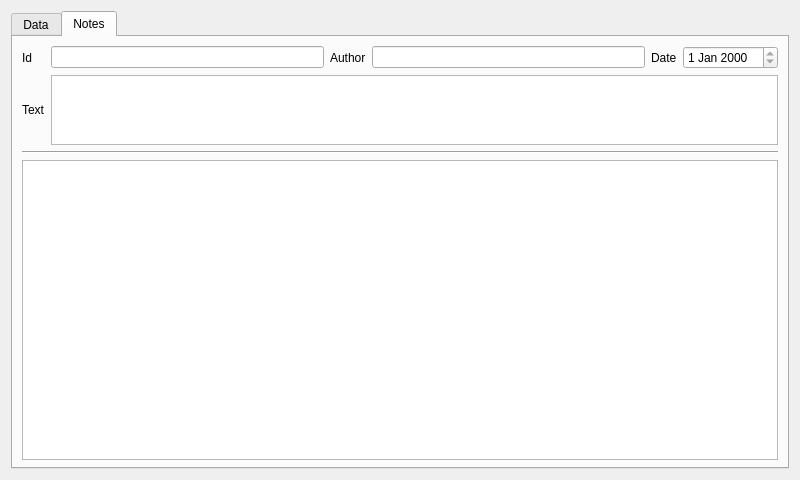
Qt form activitydialog.ui (warcomeb/labortool) before a commit.
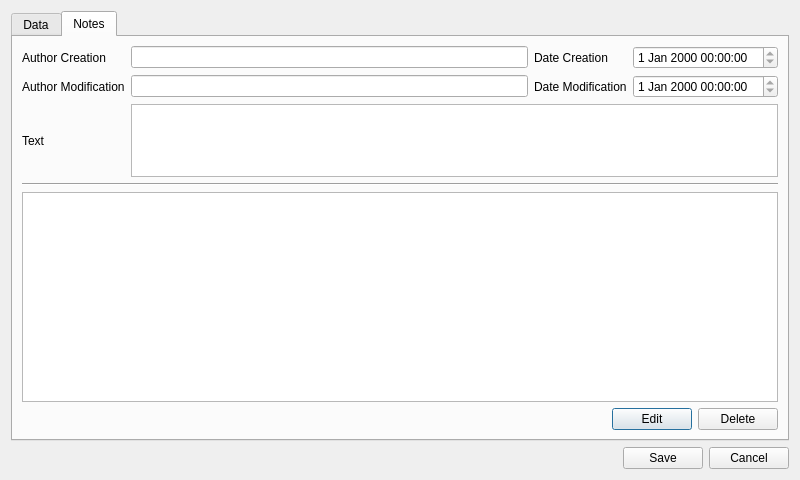
The same form after that commit.

Patch:
```diff
--- a/activitydialog.ui
+++ b/activitydialog.ui
@@ -149,36 +149,8 @@
          </property>
         </widget>
        </item>
-       <item row="4" column="1" colspan="9">
-        <layout class="QHBoxLayout" name="horizontalLayout_2">
-         <item>
-          <spacer name="horizontalSpacer">
-           <property name="orientation">
-            <enum>Qt::Horizontal</enum>
-           </property>
-           <property name="sizeHint" stdset="0">
-            <size>
-             <width>40</width>
-             <height>20</height>
-            </size>
-           </property>
-          </spacer>
-         </item>
-         <item>
-          <widget class="QPushButton" name="saveButton">
-           <property name="text">
-            <string>Save</string>
-           </property>
-          </widget>
-         </item>
-         <item>
-          <widget class="QPushButton" name="cancelButton">
-           <property name="text">
-            <string>Cancel</string>
-           </property>
-          </widget>
-         </item>
-        </layout>
+       <item row="3" column="3" colspan="7">
+        <widget class="QPlainTextEdit" name="descriptionText"/>
        </item>
       </layout>
      </widget>
@@ -189,31 +161,38 @@
       <layout class="QVBoxLayout" name="verticalLayout_2">
        <item>
         <layout class="QGridLayout" name="gridLayout">
+         <item row="1" column="1">
+          <widget class="QLineEdit" name="authorNoteModEdit">
+           <property name="readOnly">
+            <bool>true</bool>
+           </property>
+          </widget>
+         </item>
+         <item row="2" column="0">
+          <widget class="QLabel" name="textNoteLabel">
+           <property name="text">
+            <string>Text</string>
+           </property>
+          </widget>
+         </item>
+         <item row="1" column="0">
+          <widget class="QLabel" name="authorNoteModLabel">
+           <property name="text">
+            <string>Author Modification</string>
+           </property>
+          </widget>
+         </item>
          <item row="0" column="0">
           <widget class="QLabel" name="idNoteLabel">
            <property name="text">
-            <string>Id</string>
-           </property>
-          </widget>
-         </item>
-         <item row="1" column="1" colspan="5">
-          <widget class="QPlainTextEdit" name="textNoteEdit">
-           <property name="readOnly">
-            <bool>true</bool>
+            <string>Author Creation</string>
            </property>
           </widget>
          </item>
          <item row="0" column="2">
           <widget class="QLabel" name="authorNoteLabel">
            <property name="text">
-            <string>Author</string>
-           </property>
-          </widget>
-         </item>
-         <item row="0" column="4">
-          <widget class="QLabel" name="dateNoteLabel">
-           <property name="text">
-            <string>Date</string>
+            <string>Date Creation</string>
            </property>
           </widget>
          </item>
@@ -224,22 +203,29 @@
            </property>
           </widget>
          </item>
+         <item row="1" column="2">
+          <widget class="QLabel" name="dateNoteModLabel">
+           <property name="text">
+            <string>Date Modification</string>
+           </property>
+          </widget>
+         </item>
          <item row="0" column="3">
-          <widget class="QLineEdit" name="autorNoteEdit">
+          <widget class="QDateTimeEdit" name="dateNoteCreEdit">
            <property name="readOnly">
             <bool>true</bool>
            </property>
           </widget>
          </item>
-         <item row="1" column="0">
-          <widget class="QLabel" name="textNoteLabel">
-           <property name="text">
-            <string>Text</string>
+         <item row="1" column="3">
+          <widget class="QDateTimeEdit" name="dateNoteModEdit">
+           <property name="readOnly">
+            <bool>true</bool>
            </property>
           </widget>
          </item>
-         <item row="0" column="5">
-          <widget class="QDateEdit" name="dateNoteEdit">
+         <item row="2" column="1" colspan="3">
+          <widget class="QPlainTextEdit" name="textNoteEdit">
            <property name="readOnly">
             <bool>true</bool>
            </property>
@@ -259,13 +245,13 @@
          <property name="minimumSize">
           <size>
            <width>0</width>
-           <height>300</height>
+           <height>210</height>
           </size>
          </property>
          <property name="maximumSize">
           <size>
            <width>16777215</width>
-           <height>300</height>
+           <height>16777215</height>
           </size>
          </property>
          <property name="editTriggers">
@@ -279,10 +265,72 @@
          </property>
         </widget>
        </item>
+       <item>
+        <layout class="QHBoxLayout" name="horizontalLayout">
+         <item>
+          <spacer name="horizontalSpacer_2">
+           <property name="orientation">
+            <enum>Qt::Horizontal</enum>
+           </property>
+           <property name="sizeHint" stdset="0">
+            <size>
+             <width>40</width>
+             <height>20</height>
+            </size>
+           </property>
+          </spacer>
+         </item>
+         <item>
+          <widget class="QPushButton" name="activityNoteEditButton">
+           <property name="text">
+            <string>Edit</string>
+           </property>
+          </widget>
+         </item>
+         <item>
+          <widget class="QPushButton" name="activityNoteDeleteButton">
+           <property name="text">
+            <string>Delete</string>
+           </property>
+          </widget>
+         </item>
+        </layout>
+       </item>
       </layout>
      </widget>
     </widget>
    </item>
+   <item>
+    <layout class="QHBoxLayout" name="horizontalLayout_2">
+     <item>
+      <spacer name="horizontalSpacer">
+       <property name="orientation">
+        <enum>Qt::Horizontal</enum>
+       </property>
+       <property name="sizeHint" stdset="0">
+        <size>
+         <width>40</width>
+         <height>20</height>
+        </size>
+       </property>
+      </spacer>
+     </item>
+     <item>
+      <widget class="QPushButton" name="saveButton">
+       <property name="text">
+        <string>Save</string>
+       </property>
+      </widget>
+     </item>
+     <item>
+      <widget class="QPushButton" name="cancelButton">
+       <property name="text">
+        <string>Cancel</string>
+       </property>
+      </widget>
+     </item>
+    </layout>
+   </item>
   </layout>
  </widget>
  <tabstops>
```
Left out of the diff: 10 changed lines with no effect on the pictures.
